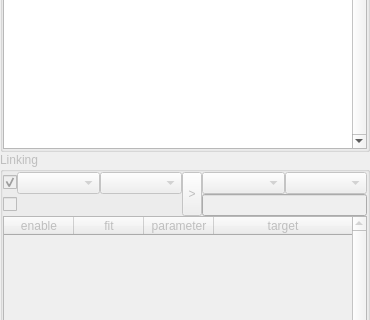
Above: chisurf/models/global_model/globalfit.ui from Fluorescence-Tools/chisurf before the change; both pictures show x 0 to 370 and y 87 to 407 of the 370 by 519 pixel window. Below: the same form after it.
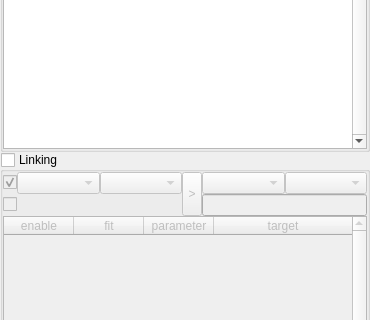
That is the form after the change.

Commit message:
fix: add UI callbacks for append_fit notifications and improve "add fits" interaction
- Ensure `toolButton_7` correctly appends selected fits to global fit.
- Add model-level subscription mechanism for append_fit notifications.
- Improve UI handling for toggling and table updates, including error handling.
- Enable `groupBox_2` visibility toggling with checkbox state.

```diff
--- a/chisurf/models/global_model/globalfit.ui
+++ b/chisurf/models/global_model/globalfit.ui
@@ -208,13 +208,13 @@
    </item>
    <item>
     <widget class="QGroupBox" name="groupBox_2">
-     <property name="enabled">
-      <bool>false</bool>
-     </property>
      <property name="title">
       <string>Linking</string>
      </property>
      <property name="checkable">
+      <bool>true</bool>
+     </property>
+     <property name="checked">
       <bool>false</bool>
      </property>
      <layout class="QVBoxLayout" name="verticalLayout_6">
```
The commit also changes 2 other files.
